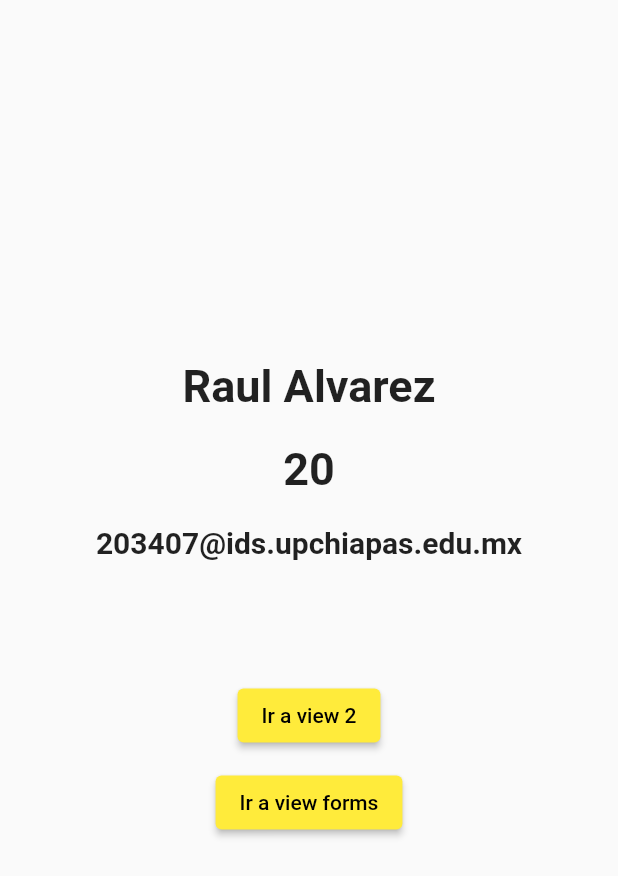
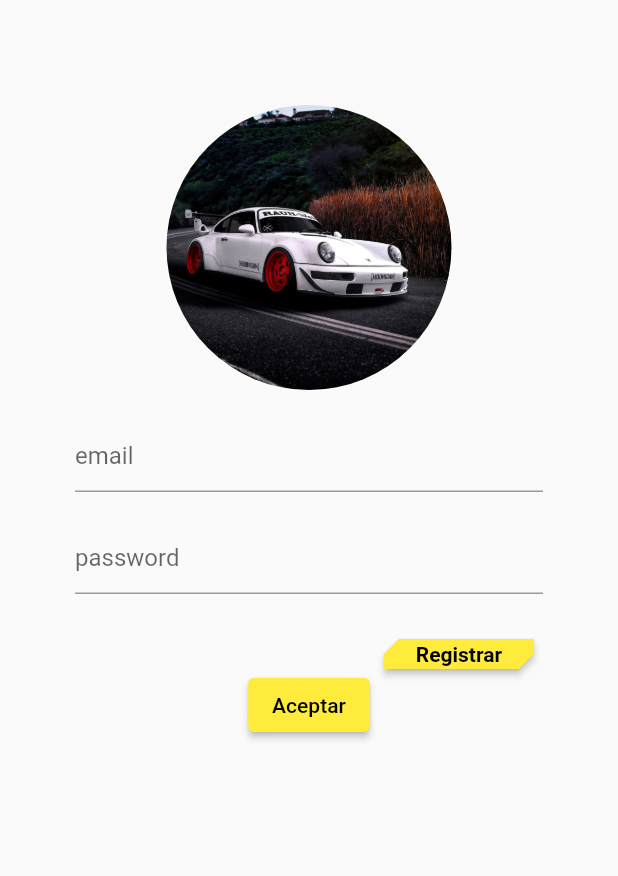
Before and after one commit to 203407/moviles, a Flutter app: the screen it shows after launch, on a phone screen of 412 x 824 dp. Shown: the top 876 px of the screen. Run offline on Flutter 3.47's test engine with Material 2 defaults, Android fonts, the phone set to English and light mode, and no system bars.

Commit message:
changed login and register

```diff
--- a/lib/main.dart
+++ b/lib/main.dart
@@ -1,6 +1,4 @@
-import 'package:actividad1/pages/bt.dart';
-import 'package:actividad1/pages/preview1.dart';
-import 'package:actividad1/pages/view1.dart';
+import 'package:actividad1/pages/login.dart';
 import 'package:flutter/material.dart';
 
 void main() {
@@ -19,7 +17,7 @@ class MyApp extends StatelessWidget {
         // is not restarted.
         primarySwatch: Colors.yellow,
       ),
-      home: const View1(),
+      home: const Login(),
     );
   }
 }
--- /dev/null
+++ b/lib/pages/login.dart
@@ -0,0 +1,88 @@
+import 'package:actividad1/pages/register.dart';
+import 'package:flutter/material.dart';
+
+class Login extends StatelessWidget {
+  const Login({Key? key}) : super(key: key);
+
+  @override
+  Widget build(BuildContext context) {
+    return Scaffold(
+        body: SafeArea(
+      child: Center(
+        child: Padding(
+          padding: const EdgeInsets.only(top: 70, left: 50, right: 50),
+          child: LayoutBuilder(
+            builder:
+                (BuildContext context, BoxConstraints viewportConstraints) {
+              return SingleChildScrollView(
+                child: ConstrainedBox(
+                  constraints: BoxConstraints(
+                    minHeight: viewportConstraints.maxHeight,
+                  ),
+                  child: Column(
+                    children: [
+                      const Padding(
+                        padding: EdgeInsets.only(bottom: 20),
+                        child: SizedBox(
+                            width: 250,
+                            height: 190,
+                            child: CircleAvatar(
+                                backgroundImage:
+                                    AssetImage('assets/images/ne.jpg'))),
+                      ),
+                      // child: Image.asset(
+                      //   'assets/images/ne.jpg',
+                      //   colorBlendMode: BlendMode.darken,
+                      //   fit: BoxFit.fitWidth,
+                      // )),
+                      const Padding(
+                          padding: EdgeInsetsDirectional.only(bottom: 20),
+                          child: TextField(
+                            decoration: InputDecoration(hintText: 'email'),
+                            // onChanged: (value) =>
+                            //     print('First text field: $value'))),
+                          )),
+                      const Padding(
+                          padding: EdgeInsetsDirectional.only(bottom: 30),
+                          child: TextField(
+                            decoration: InputDecoration(hintText: 'password'),
+                            obscureText: true,
+                          )),
+                      Padding(
+                        padding: const EdgeInsets.only(left: 200),
+                        child: SizedBox(
+                          height: 20,
+                          width: 100,
+                          child: ElevatedButton(
+                            style: ElevatedButton.styleFrom(
+                              shape: const BeveledRectangleBorder(
+                                  borderRadius: BorderRadius.only(
+                                      bottomRight: Radius.circular(10),
+                                      topLeft: Radius.circular(10))),
+                            ),
+                            onPressed: () {
+                              Navigator.push(
+                                  context,
+                                  MaterialPageRoute(
+                                      builder: (context) => const Register()));
+                            },
+                            child: const Text(
+                              'Registrar',
+                              style: TextStyle(fontWeight: FontWeight.bold),
+                            ),
+                          ),
+                        ),
+                      ),
+                      ElevatedButton(
+                          onPressed: () {}, child: const Text('Aceptar')),
+                    ],
+                  ),
+                ),
+              );
+            },
+          ),
+        ),
+      ),
+    ));
+  }
+}
--- a/lib/pages/register.dart
+++ b/lib/pages/register.dart
@@ -94,6 +94,11 @@ class Register extends StatelessWidget {
                         )),
                     ElevatedButton(
                         onPressed: () {}, child: const Text('Aceptar')),
+                    ElevatedButton(
+                        onPressed: () {
+                          Navigator.pop(context);
+                        },
+                        child: const Text('Back')),
                   ]),
                 ),
               );
--- a/lib/pages/view1.dart
+++ /dev/null
@@ -1,61 +0,0 @@
-import 'package:actividad1/pages/formm.dart';
-import 'package:actividad1/pages/preview1.dart';
-import 'package:actividad1/pages/view2.dart';
-import 'package:flutter/material.dart';
-
-class View1 extends StatelessWidget {
-  const View1({Key? key}) : super(key: key);
-
-//https://blog.logrocket.com/flutter-layouts-guide-margins-padding/    y https://api.flutter.dev/flutter/widgets/Padding-class.html
-//https://esflutter.dev/docs/cookbook/navigation/navigation-basics#:~:text=Navega%20a%20la%20segunda%20pantalla%20usando%20Navigator.,-push&text=Para%20navegar%20a%20una%20nueva,rutas%20administradas%20por%20el%20Navigator.
-
-  @override
-  Widget build(BuildContext context) {
-    return Scaffold(
-      body: Container(
-        alignment: Alignment.center,
-        padding: const EdgeInsetsDirectional.only(top: 240),
-        child: Column(
-          children: [
-            const Padding(
-                padding: EdgeInsetsDirectional.only(bottom: 20),
-                child: Text("Raul Alvarez",
-                    style:
-                        TextStyle(fontSize: 30, fontWeight: FontWeight.bold))),
-            const Padding(
-                padding: EdgeInsetsDirectional.only(bottom: 20),
-                child: Text("20",
-                    style:
-                        TextStyle(fontSize: 30, fontWeight: FontWeight.bold))),
-            const Padding(
-                padding: EdgeInsetsDirectional.only(bottom: 20),
-                child: Text(
-                  "203407@ids.upchiapas.edu.mx",
-                  style: TextStyle(fontSize: 20, fontWeight: FontWeight.bold),
-                )),
-            Padding(
-              padding: const EdgeInsetsDirectional.only(top: 60),
-              child: ElevatedButton(
-                onPressed: () {
-                  Navigator.push(context,
-                      MaterialPageRoute(builder: (context) => const View2()));
-                },
-                child: const Text('Ir a view 2'),
-              ),
-            ),
-            Padding(
-              padding: const EdgeInsetsDirectional.only(top: 10),
-              child: ElevatedButton(
-                onPressed: () {
-                  Navigator.push(context,
-                      MaterialPageRoute(builder: (context) => const Formm()));
-                },
-                child: const Text('Ir a view forms'),
-              ),
-            ),
-          ],
-        ),
-      ),
-    );
-  }
-}
```
Also changed, not shown: lib/pages/bt.dart (deleted, +0 -43 lines), lib/pages/formm.dart (deleted, +0 -63 lines), lib/pages/preview1.dart (deleted, +0 -19 lines), lib/pages/view2.dart (deleted, +0 -48 lines).
